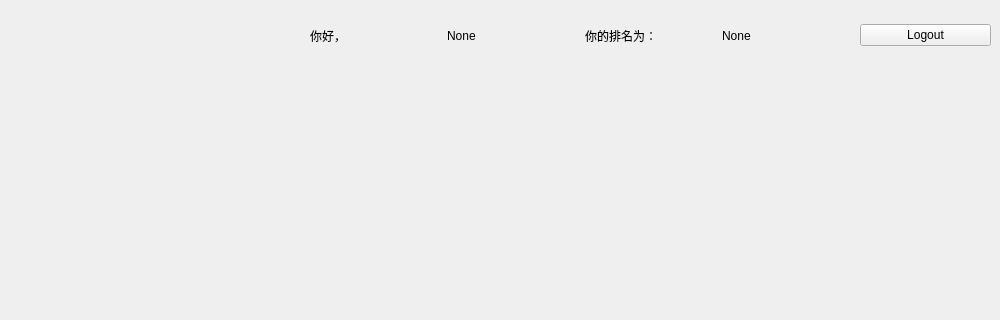
Qt form UI_Part/SQL_UI/Student_Windows.ui (LouSF/SQL_Class) before a commit; both pictures show x 0 to 1000 and y 0 to 320 of the 1000 by 700 pixel window.
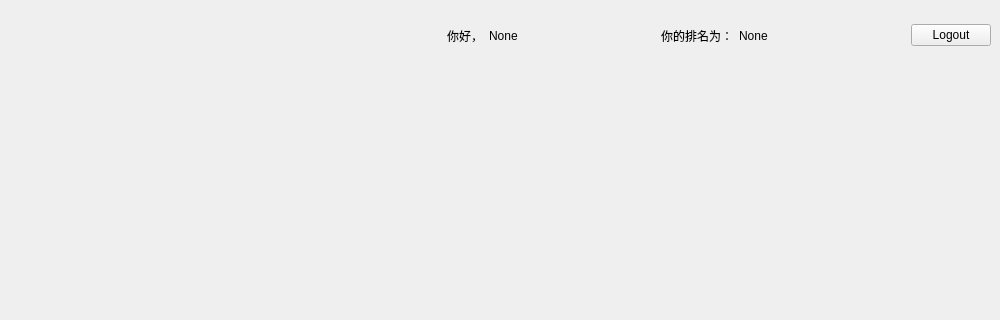
The same form after that commit. Icons and pictures are not drawn.

What changed in the file:
```diff
--- a/UI_Part/SQL_UI/Student_Windows.ui
+++ b/UI_Part/SQL_UI/Student_Windows.ui
@@ -23,6 +23,19 @@
     </rect>
    </property>
    <layout class="QHBoxLayout" name="horizontalLayout">
+    <item>
+     <spacer name="horizontalSpacer">
+      <property name="orientation">
+       <enum>Qt::Horizontal</enum>
+      </property>
+      <property name="sizeHint" stdset="0">
+       <size>
+        <width>40</width>
+        <height>20</height>
+       </size>
+      </property>
+     </spacer>
+    </item>
     <item>
      <widget class="QLabel" name="label">
       <property name="text">
@@ -37,6 +50,19 @@
       </property>
      </widget>
     </item>
+    <item>
+     <spacer name="horizontalSpacer_2">
+      <property name="orientation">
+       <enum>Qt::Horizontal</enum>
+      </property>
+      <property name="sizeHint" stdset="0">
+       <size>
+        <width>40</width>
+        <height>20</height>
+       </size>
+      </property>
+     </spacer>
+    </item>
     <item>
      <widget class="QLabel" name="label_2">
       <property name="text">
@@ -51,6 +77,19 @@
       </property>
      </widget>
     </item>
+    <item>
+     <spacer name="horizontalSpacer_3">
+      <property name="orientation">
+       <enum>Qt::Horizontal</enum>
+      </property>
+      <property name="sizeHint" stdset="0">
+       <size>
+        <width>40</width>
+        <height>20</height>
+       </size>
+      </property>
+     </spacer>
+    </item>
     <item>
      <widget class="QPushButton" name="Logout_Button">
       <property name="text">
@@ -64,7 +103,7 @@
    <property name="geometry">
     <rect>
      <x>60</x>
-     <y>0</y>
+     <y>10</y>
      <width>181</width>
      <height>161</height>
     </rect>
```
